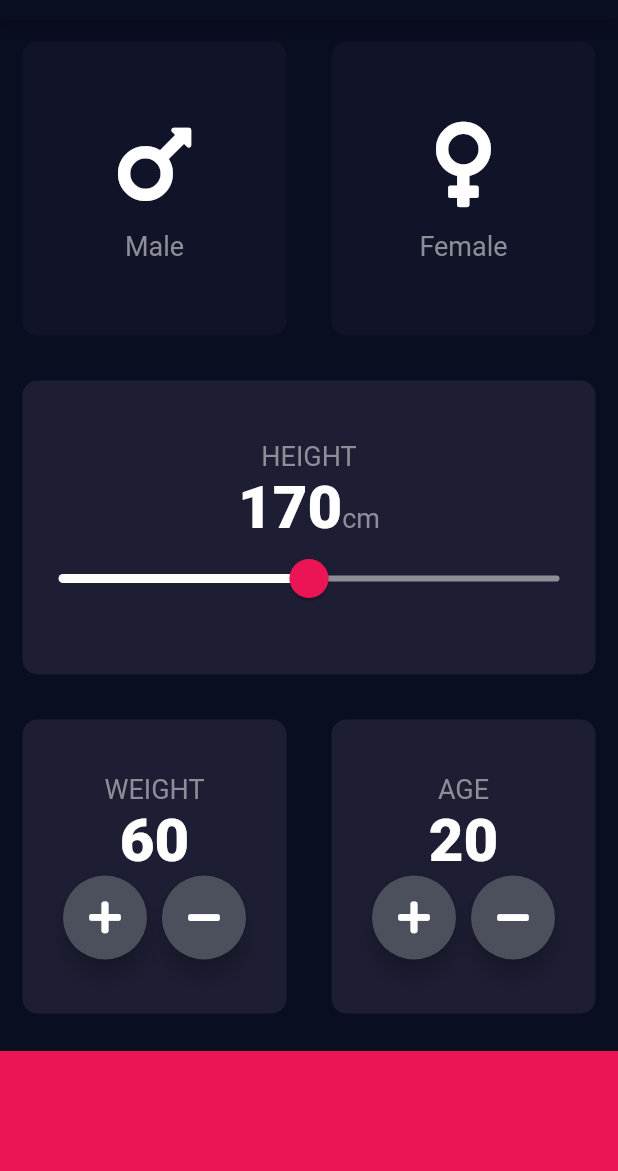
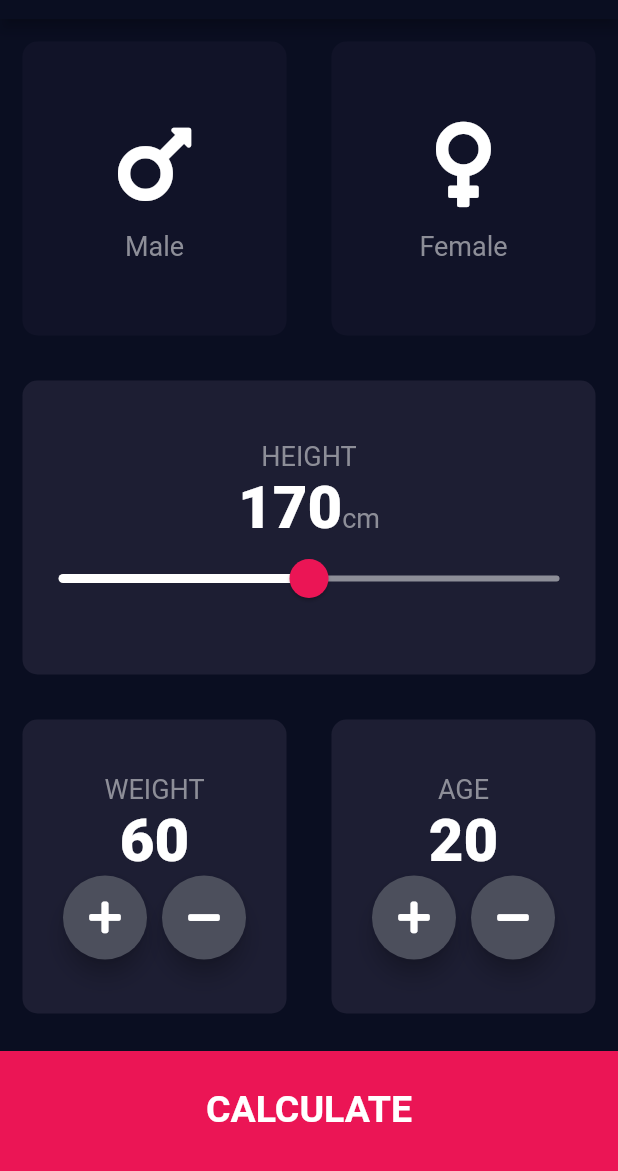
Before and after one commit to mittalsam98/bmi_calculator, a Flutter app: the screen it shows after launch, on a phone screen of 412 x 824 dp, the part 65-1236 px from its top. Run offline on Flutter 3.47's test engine with Material 2 defaults, Android fonts, the phone set to English and light mode, and no system bars; our stand-ins replace font_awesome_flutter.

Commit message:
added final ui

```diff
--- /dev/null
+++ b/lib/bottom_button.dart
@@ -0,0 +1,27 @@
+import 'package:flutter/material.dart';
+import 'constants.dart';
+
+class BottomButton extends StatelessWidget {
+  BottomButton({this.onPress, this.textString});
+  final Function onPress;
+  final textString;
+
+  @override
+  Widget build(BuildContext context) {
+    return GestureDetector(
+      onTap: onPress,
+      child: Container(
+        child: Center(
+            child: Text(
+          textString,
+          style: kLargeButtonStyle,
+        )),
+        color: kBottomContainerColor,
+        margin: EdgeInsets.only(top: 10),
+        width: double.infinity,
+        padding: EdgeInsets.only(bottom: 3),
+        height: kBottomContainerHeight,
+      ),
+    );
+  }
+}
--- a/lib/input_page.dart
+++ b/lib/input_page.dart
@@ -1,9 +1,13 @@
+import 'package:bmicalculator/result_page.dart';
 import 'package:flutter/cupertino.dart';
 import 'package:flutter/material.dart';
 import 'package:font_awesome_flutter/font_awesome_flutter.dart';
 import 'icon_content.dart';
 import 'resuable_card.dart';
 import 'constants.dart';
+import 'result_page.dart';
+import 'bottom_button.dart';
+import 'round_icon_button.dart';
 
 enum Gender { male, female }
 
@@ -201,34 +205,21 @@ class _InputPageState extends State<InputPage> {
               ],
             ),
           ),
-          Container(
-            color: kBottomContainerColor,
-            margin: EdgeInsets.only(top: 10),
-            width: double.infinity,
-            height: kBottomContainerHeight,
+          BottomButton(
+            onPress: () {
+              Navigator.push(
+                context,
+                MaterialPageRoute(
+                  builder: (context) {
+                    return ResultPage();
+                  },
+                ),
+              );
+            },
+            textString: 'CALCULATE',
           )
         ],
       ),
     );
   }
 }
-
-class RoundIconButton extends StatelessWidget {
-  RoundIconButton({@required this.icon, @required this.onPressed});
-  final Function onPressed;
-  final IconData icon;
-  @override
-  Widget build(BuildContext context) {
-    return RawMaterialButton(
-      child: Icon(icon),
-      elevation: 6,
-      constraints: BoxConstraints.tightFor(
-        width: 56.0,
-        height: 56.0,
-      ),
-      onPressed: onPressed,
-      fillColor: Color(0xFF4C4F5C),
-      shape: CircleBorder(),
-    );
-  }
-}
--- /dev/null
+++ b/lib/round_icon_button.dart
@@ -0,0 +1,22 @@
+import 'package:flutter/material.dart';
+import 'constants.dart';
+
+class RoundIconButton extends StatelessWidget {
+  RoundIconButton({@required this.icon, @required this.onPressed});
+  final Function onPressed;
+  final IconData icon;
+  @override
+  Widget build(BuildContext context) {
+    return RawMaterialButton(
+      child: Icon(icon),
+      elevation: 6,
+      constraints: BoxConstraints.tightFor(
+        width: 56.0,
+        height: 56.0,
+      ),
+      onPressed: onPressed,
+      fillColor: Color(0xFF4C4F5C),
+      shape: CircleBorder(),
+    );
+  }
+}
```
Also changed, not shown: lib/constants.dart (+8 -0 lines), lib/result_page.dart (added, +64 -0 lines), 1 other file.
